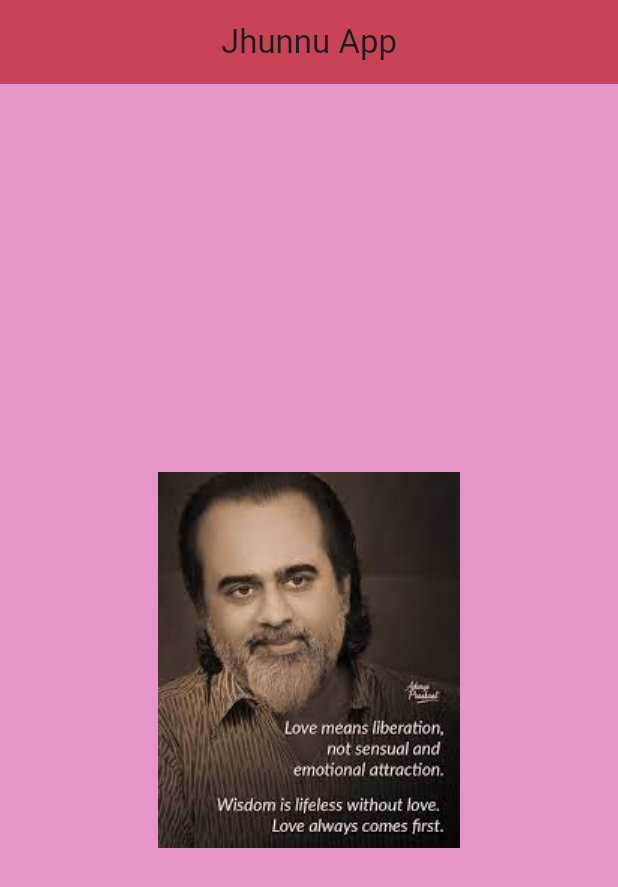
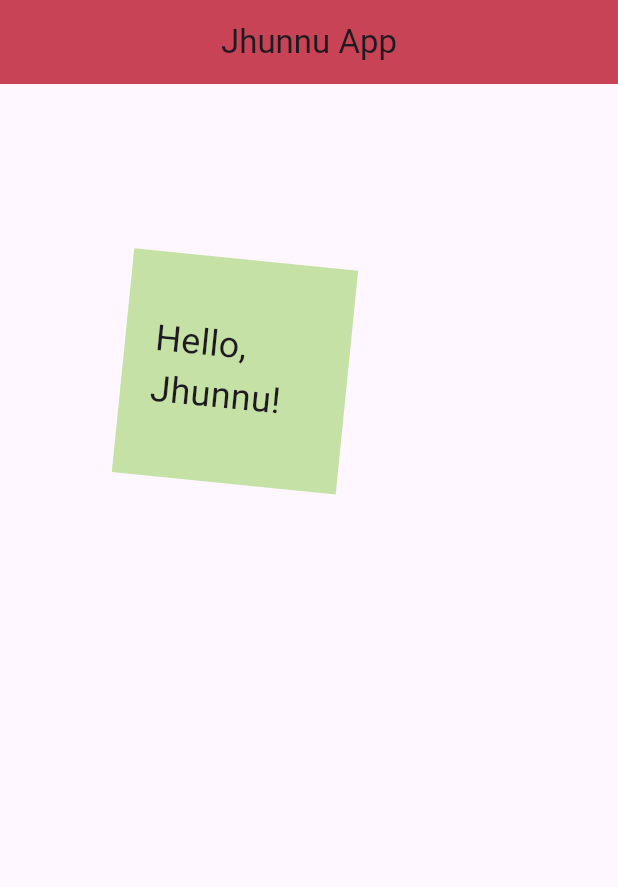
Before and after one commit to shivamsingh76/secondly, a Flutter app: the screen it shows after launch, on a phone screen of 412 x 824 dp. Shown: the top 887 px of the screen. Run offline on Flutter 3.47's test engine with Material 3 defaults, Android fonts, the phone set to English and light mode, and no system bars.

Commit message:
Intro to container layout

```diff
--- a/lib/main.dart
+++ b/lib/main.dart
@@ -15,10 +15,19 @@ class MyWidget extends StatelessWidget {
           title: const Center(child: Text('Jhunnu App')),
           backgroundColor: const Color.fromARGB(255, 199, 67, 85),
         ),
-        body: const Center(
-          child: Image(image: AssetImage('images/AP_image.jpg')),
+        body: Container(
+          color: Colors.lightGreen[200],
+          width: 150.0,
+          height: 150.0,
+          padding: const EdgeInsets.all(20.0),
+          alignment: Alignment.center,
+          margin: const EdgeInsets.all(100.0),
+          transform: Matrix4.rotationZ(0.1),
+          child: Text(
+            'Hello, Jhunnu!',
+            style: TextStyle(fontSize: 24),
+          ),
         ),
-        backgroundColor: const Color.fromARGB(255, 230, 149, 200),
       ),
     );
   }
```
